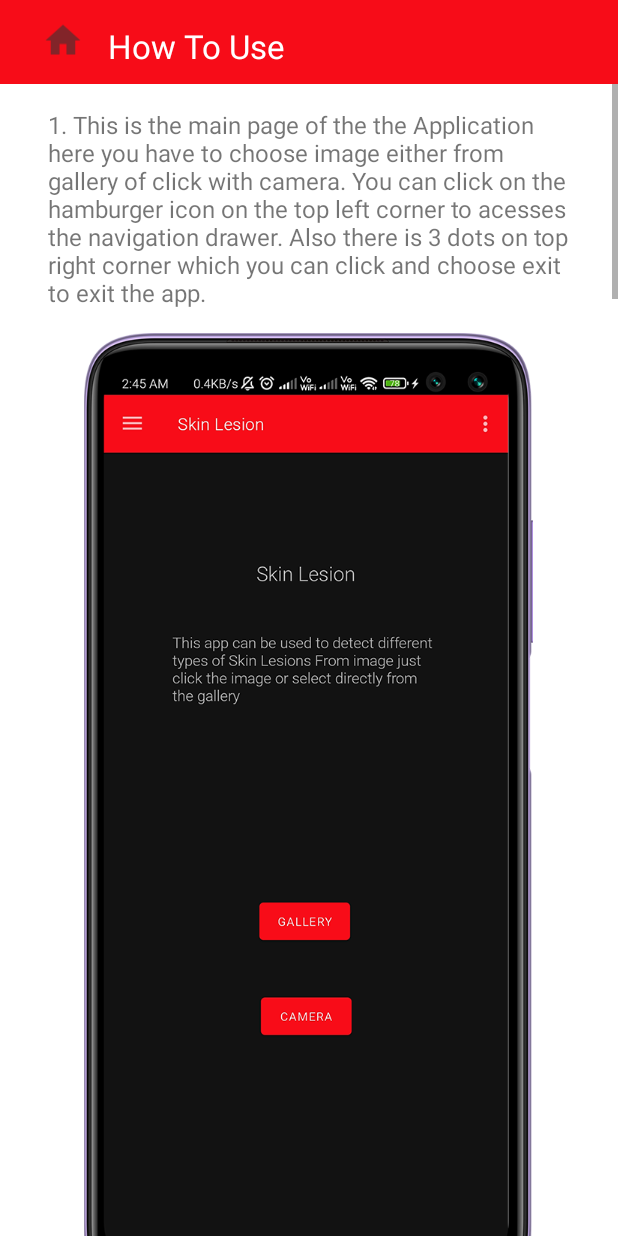
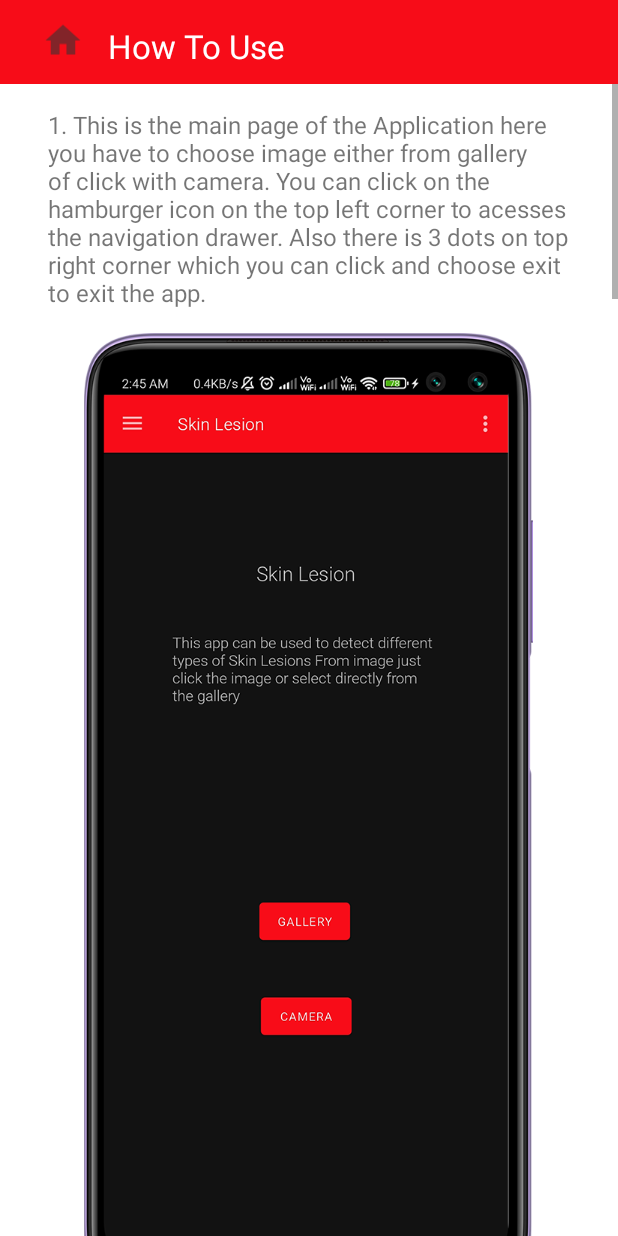
Before and after one commit to ETS-Android5/Skin_care, an Android app: the Tutorial screen opened directly, with no data from a screen before it, on a phone screen of 412 x 824 dp. Run offline under Robolectric (Android 15) with nearby library versions, the phone set to English and light mode, and no system bars.

Commit message:
last of last commit

```diff
--- a/app/src/main/res/values/strings.xml
+++ b/app/src/main/res/values/strings.xml
@@ -99,7 +99,7 @@
         uncertainty exists or particularly troubling symptoms are present.</string>
 
 
-    <string name="name">AMIT KUSHWAHA</string>
+    <string name="name">AMIT KUSHWAHA 20</string>
     <string name="college">Student at K J Somaiya College of Science &amp; Commerce
         Vidyanagar Vidyavihar Mumbai 400 077
     </string>
@@ -109,18 +109,18 @@
     <string name="about_b">Developer &amp; programmer</string>
     <string name="about_b2">A good software developer with decent problem solving skills\nhard working and creative.</string>
     <string name="about_app_h">About Application:</string>
-    <string name="about_app">This app can be used to detect \ncommmon Lesion types including\ncancer this app is build using \nconvolution neural network \nin TensorFlow Framework which
+    <string name="about_app">This app can be used to detect \ncommon Lesion types including\ncancer this app is build using \nconvolution neural network \nin TensorFlow Framework which
         \nis further integrated in Android \nwith elegant and user \nfriendly UI. </string>
     <string name="ver">Version 1.0.0</string>
     <string name="more1">More</string>
 
-    <string name="hows1">1. This is the main page of the the Application here you have
+    <string name="hows1">1. This is the main page of the Application here you have
 to choose image either from gallery of click with camera. You can click on the hamburger icon on the top left corner to acesses the
         navigation drawer. Also there is 3 dots on top right corner which you can click and choose exit to exit the app.</string>
     <string name="hows2">2. On this screen the report will be shown after choosing the image if you want you can read more about the particular Skin lesion by clicking on read more
     or else you can choose another image for detection.\nNote: Home icon on the toolbar is used to directly navigate to
         the home screen or you can also use back button or gesture of you phone to navigate.</string>
-    <string name="hows3">3. This is the navigation drawer of the screen which contains diffrent options as follows:\n
+    <string name="hows3">3. This is the navigation drawer of the screen which contains different options as follows:\n
            a. "Home" to navigate on home screen.\n
            b. "How To Use" This section demonstrates how to use \tthis application.\n
            c. "About me" This section has short introduction about \tme along which contact details.\n
```
